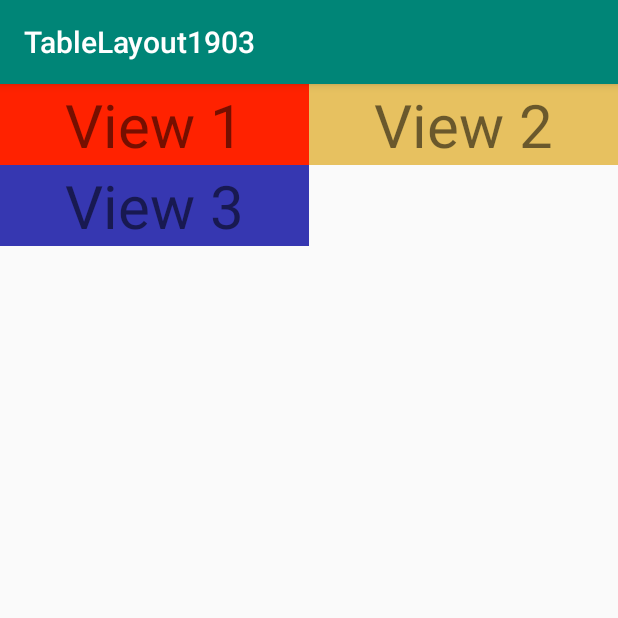
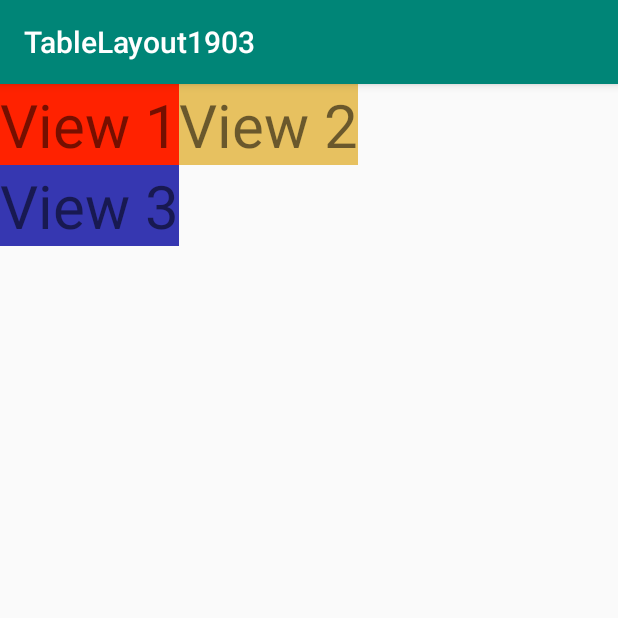
Before and after one commit to phamtanphat/TableLayout1903, an Android app: the screen it shows after launch (MainActivity), on a phone screen of 412 x 824 dp, the top half of it. Run offline under Robolectric (Android 15) with nearby library versions, the phone set to English and light mode, and no system bars.

```diff
--- a/app/src/main/res/layout/activity_main.xml
+++ b/app/src/main/res/layout/activity_main.xml
@@ -4,18 +4,18 @@
     xmlns:tools="http://schemas.android.com/tools"
     android:layout_width="match_parent"
     android:layout_height="match_parent"
-    android:stretchColumns="*"
+    android:shrinkColumns="*"
     tools:context=".MainActivity">
     <TableRow>
         <TextView
             android:gravity="center"
-            android:layout_width="0dp"
+
             android:background="#f20"
             android:text="View 1"
             android:textSize="40sp"/>
         <TextView
             android:gravity="center"
-            android:layout_width="0dp"
+
             android:background="#E7C160"
             android:text="View 2"
             android:textSize="40sp"/>
```
